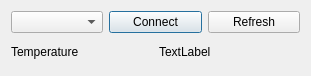
cyanial/gene-seq-platform-control, file gene-seq-control/gui/flowcell_view.ui: the form before one commit.
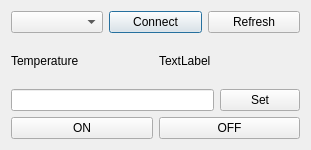
The form after the commit.

Commit message: add temp control in py app

Patch:
```diff
--- a/gene-seq-control/gui/flowcell_view.ui
+++ b/gene-seq-control/gui/flowcell_view.ui
@@ -7,7 +7,7 @@
     <x>0</x>
     <y>0</y>
     <width>311</width>
-    <height>76</height>
+    <height>150</height>
    </rect>
   </property>
   <property name="windowTitle">
@@ -53,6 +53,38 @@
      </item>
     </layout>
    </item>
+   <item>
+    <layout class="QHBoxLayout" name="horizontalLayout_3">
+     <item>
+      <widget class="QLineEdit" name="setupTemperature"/>
+     </item>
+     <item>
+      <widget class="QPushButton" name="setTemperatureButton">
+       <property name="text">
+        <string>Set</string>
+       </property>
+      </widget>
+     </item>
+    </layout>
+   </item>
+   <item>
+    <layout class="QHBoxLayout" name="horizontalLayout_4">
+     <item>
+      <widget class="QPushButton" name="tempPIDONButton">
+       <property name="text">
+        <string>ON</string>
+       </property>
+      </widget>
+     </item>
+     <item>
+      <widget class="QPushButton" name="tempPIDOFFButton">
+       <property name="text">
+        <string>OFF</string>
+       </property>
+      </widget>
+     </item>
+    </layout>
+   </item>
   </layout>
  </widget>
  <resources/>
```
The commit also changes 2 other files.
